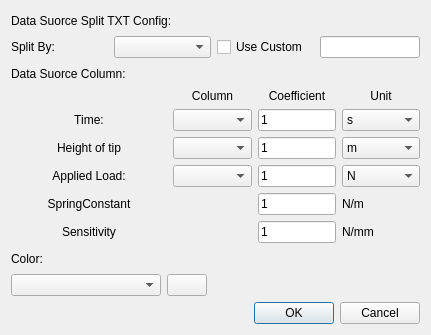
Before: the Qt Designer form Ui_Config.ui in caowen2211891/SouthernUSAFM, drawn with Qt 5.
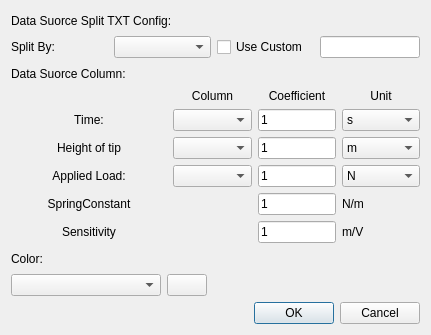
After: the same form once the commit is applied.

Commit message: 添加单位

```diff
--- a/Ui_Config.ui
+++ b/Ui_Config.ui
@@ -316,7 +316,7 @@
        <item row="5" column="3">
         <widget class="QLabel" name="label_15">
          <property name="text">
-          <string>N/mm</string>
+          <string>m/V</string>
          </property>
         </widget>
        </item>
```
The commit also changes 1 other file.
